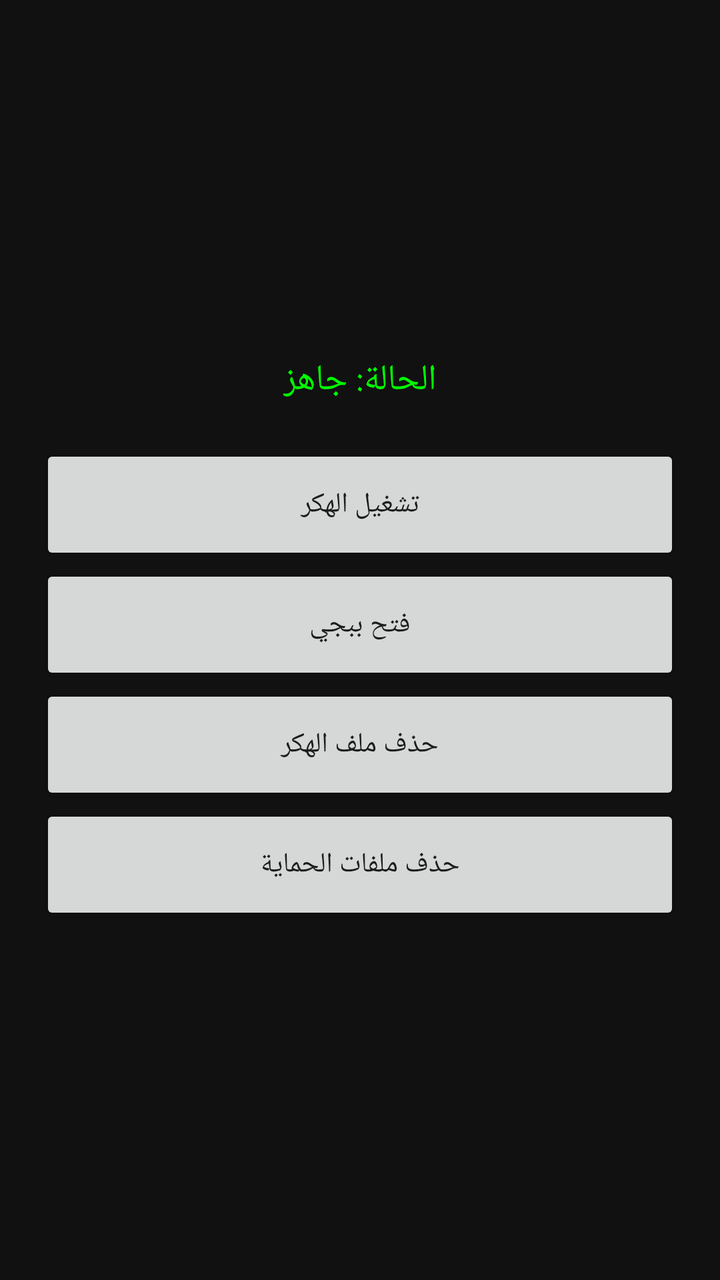
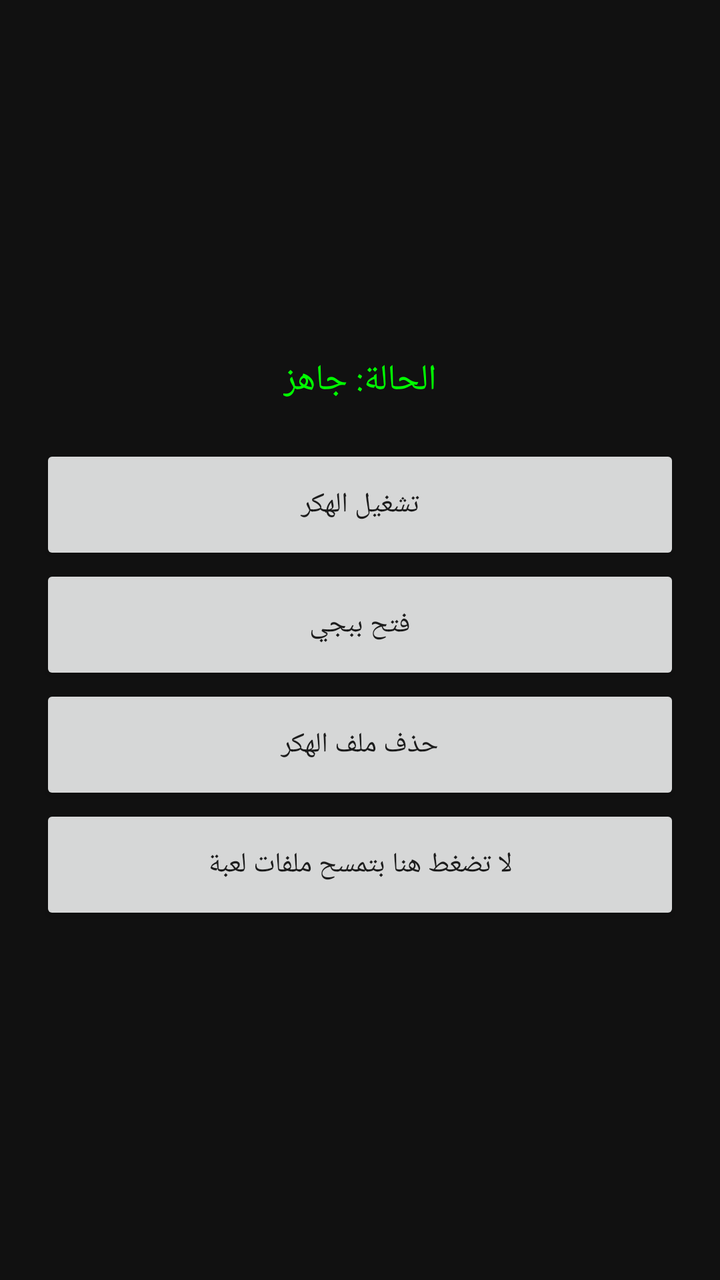

Screens rendered from an Android XML layout before and after an edit, with the pre-edit source and the edit as a unified diff.
<!-- AndroidManifest.xml: application theme Theme.AppCompat.DayNight.NoActionBar -->
<!-- res/layout/activity_main.xml -->
<?xml version="1.0" encoding="utf-8"?>
<LinearLayout xmlns:android="http://schemas.android.com/apk/res/android"
    android:layout_width="match_parent"
    android:layout_height="match_parent"
    android:orientation="vertical"
    android:gravity="center"
    android:padding="20dp"
    android:background="#111111">

    <TextView
        android:id="@+id/tv_status"
        android:layout_width="wrap_content"
        android:layout_height="wrap_content"
        android:text="الحالة: جاهز"
        android:textColor="#00FF00"
        android:textSize="18sp"
        android:layout_marginBottom="20dp" />

    <Button
        android:id="@+id/btn_start"
        android:layout_width="match_parent"
        android:layout_height="60dp"
        android:text="تشغيل الهكر" />

    <Button
        android:id="@+id/btn_launch"
        android:layout_width="match_parent"
        android:layout_height="60dp"
        android:text="فتح ببجي" />

    <Button
        android:id="@+id/btn_delete_hack"
        android:layout_width="match_parent"
        android:layout_height="60dp"
        android:text="حذف ملف الهكر" />

    <Button
        android:id="@+id/btn_delete_protection"
        android:layout_width="match_parent"
        android:layout_height="60dp"
        android:text="حذف ملفات الحماية" />

</LinearLayout>
<!-- resources referenced by this layout -->
<resources>

</resources>

<!-- the commit's change to res/layout/activity_main.xml (unified diff, before → after) -->
@@ -38,6 +38,6 @@
         android:id="@+id/btn_delete_protection"
         android:layout_width="match_parent"
         android:layout_height="60dp"
-        android:text="حذف ملفات الحماية" />
+        android:text="لا تضغط هنا بتمسح ملفات لعبة" />
 
 </LinearLayout>
